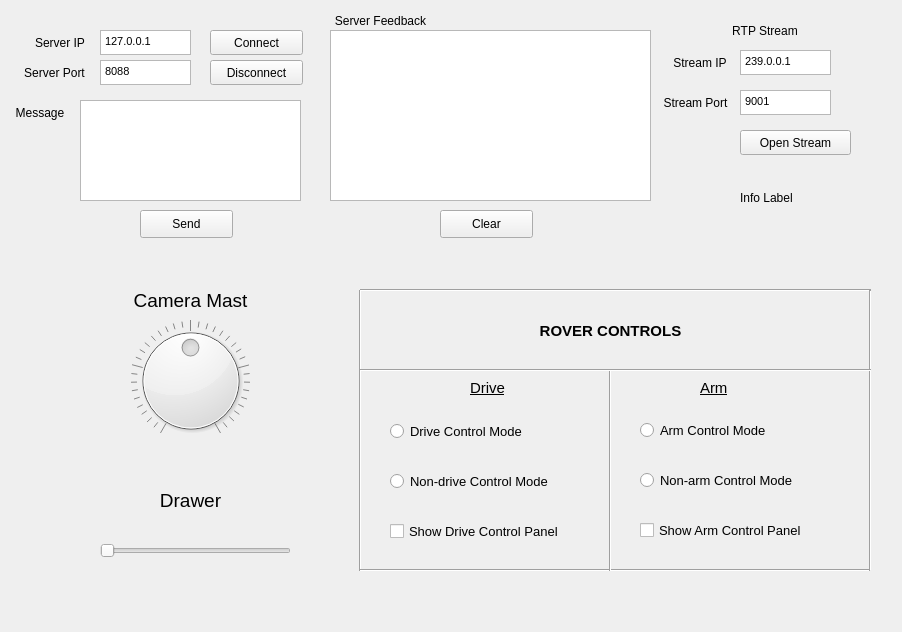
First picture: the form in QtProxyClient/mainwindow.ui, repository cal-roboops/F2017_Decal, before the edit.
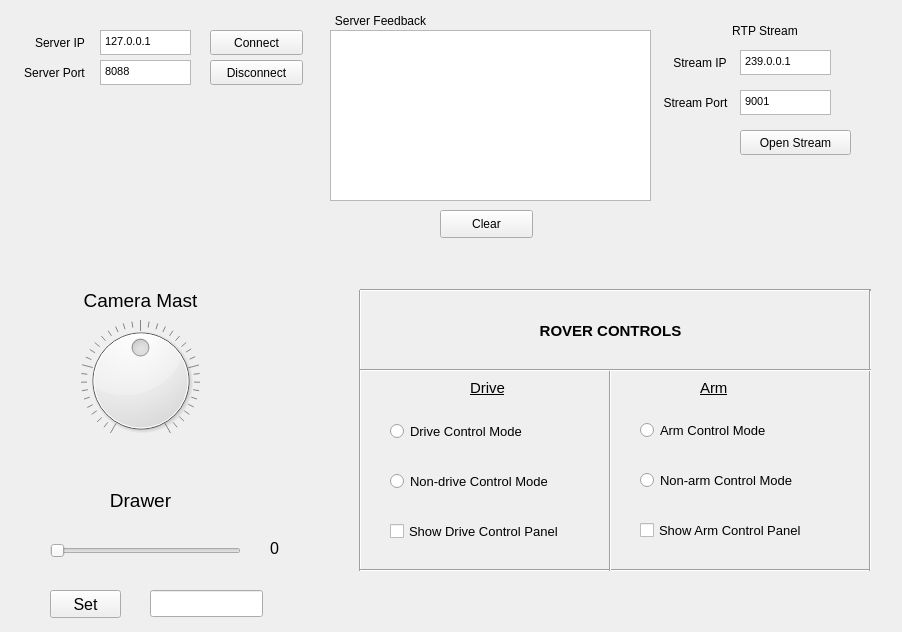
Second picture: the form after the edit.

Commit message: added some more functionality for drawer

The edit to the form file:
```diff
--- a/QtProxyClient/mainwindow.ui
+++ b/QtProxyClient/mainwindow.ui
@@ -17,29 +17,6 @@
    <string>QtProxyClient</string>
   </property>
   <widget class="QWidget" name="centralWidget">
-   <widget class="QTextEdit" name="msgEdit">
-    <property name="geometry">
-     <rect>
-      <x>80</x>
-      <y>100</y>
-      <width>221</width>
-      <height>101</height>
-     </rect>
-    </property>
-   </widget>
-   <widget class="QPushButton" name="sendMSG">
-    <property name="geometry">
-     <rect>
-      <x>140</x>
-      <y>210</y>
-      <width>93</width>
-      <height>28</height>
-     </rect>
-    </property>
-    <property name="text">
-     <string>Send</string>
-    </property>
-   </widget>
    <widget class="QLabel" name="recvLabel">
     <property name="geometry">
      <rect>
@@ -56,22 +33,6 @@
      <set>Qt::AlignCenter</set>
     </property>
    </widget>
-   <widget class="QLabel" name="msgLabel">
-    <property name="geometry">
-     <rect>
-      <x>10</x>
-      <y>100</y>
-      <width>60</width>
-      <height>25</height>
-     </rect>
-    </property>
-    <property name="text">
-     <string>Message</string>
-    </property>
-    <property name="alignment">
-     <set>Qt::AlignCenter</set>
-    </property>
-   </widget>
    <widget class="QTextEdit" name="serv_ipEdit">
     <property name="geometry">
      <rect>
@@ -559,20 +520,23 @@
     </property>
     <property name="geometry">
      <rect>
-      <x>740</x>
-      <y>190</y>
-      <width>55</width>
-      <height>16</height>
+      <x>664</x>
+      <y>169</y>
+      <width>211</width>
+      <height>61</height>
      </rect>
     </property>
     <property name="text">
-     <string>Info Label</string>
+     <string/>
+    </property>
+    <property name="wordWrap">
+     <bool>true</bool>
     </property>
    </widget>
    <widget class="QDial" name="cameraMast">
     <property name="geometry">
      <rect>
-      <x>60</x>
+      <x>10</x>
       <y>320</y>
       <width>261</width>
       <height>121</height>
@@ -609,7 +573,7 @@
    <widget class="QLabel" name="cameraMast_2">
     <property name="geometry">
      <rect>
-      <x>120</x>
+      <x>70</x>
       <y>290</y>
       <width>141</width>
       <height>20</height>
@@ -630,7 +594,7 @@
    <widget class="QLabel" name="drawer">
     <property name="geometry">
      <rect>
-      <x>120</x>
+      <x>70</x>
       <y>490</y>
       <width>141</width>
       <height>20</height>
@@ -651,7 +615,7 @@
    <widget class="QSlider" name="horizontalSlider">
     <property name="geometry">
      <rect>
-      <x>100</x>
+      <x>50</x>
       <y>540</y>
       <width>191</width>
       <height>22</height>
@@ -661,6 +625,52 @@
      <enum>Qt::Horizontal</enum>
     </property>
    </widget>
+   <widget class="QPushButton" name="setDrawerValue">
+    <property name="geometry">
+     <rect>
+      <x>50</x>
+      <y>590</y>
+      <width>71</width>
+      <height>28</height>
+     </rect>
+    </property>
+    <property name="font">
+     <font>
+      <pointsize>12</pointsize>
+     </font>
+    </property>
+    <property name="text">
+     <string>Set</string>
+    </property>
+   </widget>
+   <widget class="QLabel" name="drawerValueLabel">
+    <property name="geometry">
+     <rect>
+      <x>270</x>
+      <y>540</y>
+      <width>21</width>
+      <height>16</height>
+     </rect>
+    </property>
+    <property name="font">
+     <font>
+      <pointsize>12</pointsize>
+     </font>
+    </property>
+    <property name="text">
+     <string>0</string>
+    </property>
+   </widget>
+   <widget class="QLineEdit" name="drawerLineEdit">
+    <property name="geometry">
+     <rect>
+      <x>150</x>
+      <y>590</y>
+      <width>113</width>
+      <height>27</height>
+     </rect>
+    </property>
+   </widget>
   </widget>
  </widget>
  <layoutdefault spacing="6" margin="11"/>
```
Left out of the diff: 2 changed lines with no effect on the pictures. The commit also changes 6 other files.
